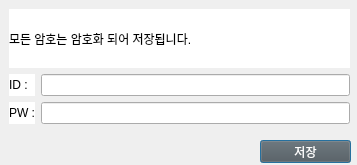
jihan-jinhee/blogHelper, file resources/autoLogin.ui: the form before one commit.
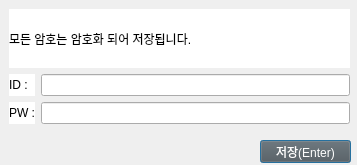
The form after the commit.

Commit message: 1. autoLogin.ui 버튼 text 변경

The edit to the form file:
```diff
--- a/resources/autoLogin.ui
+++ b/resources/autoLogin.ui
@@ -98,7 +98,7 @@
 font: 9pt &quot;나눔고딕 ExtraBold&quot;;</string>
    </property>
    <property name="text">
-    <string>저장</string>
+    <string>저장(Enter)</string>
    </property>
   </widget>
  </widget>
```
